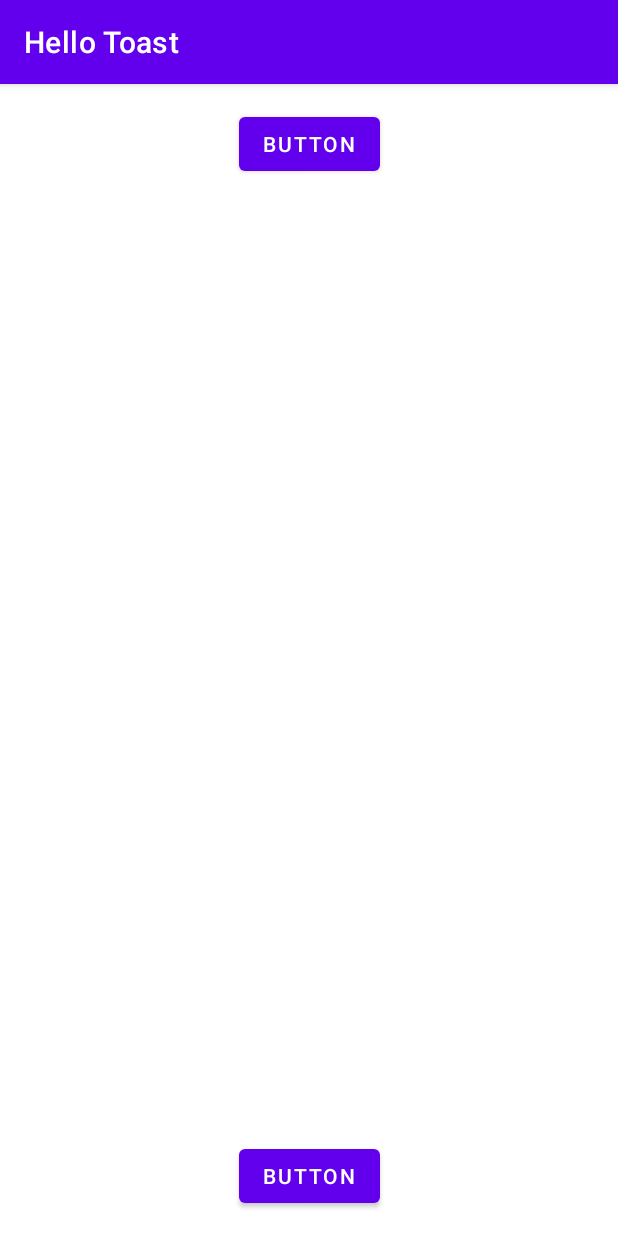
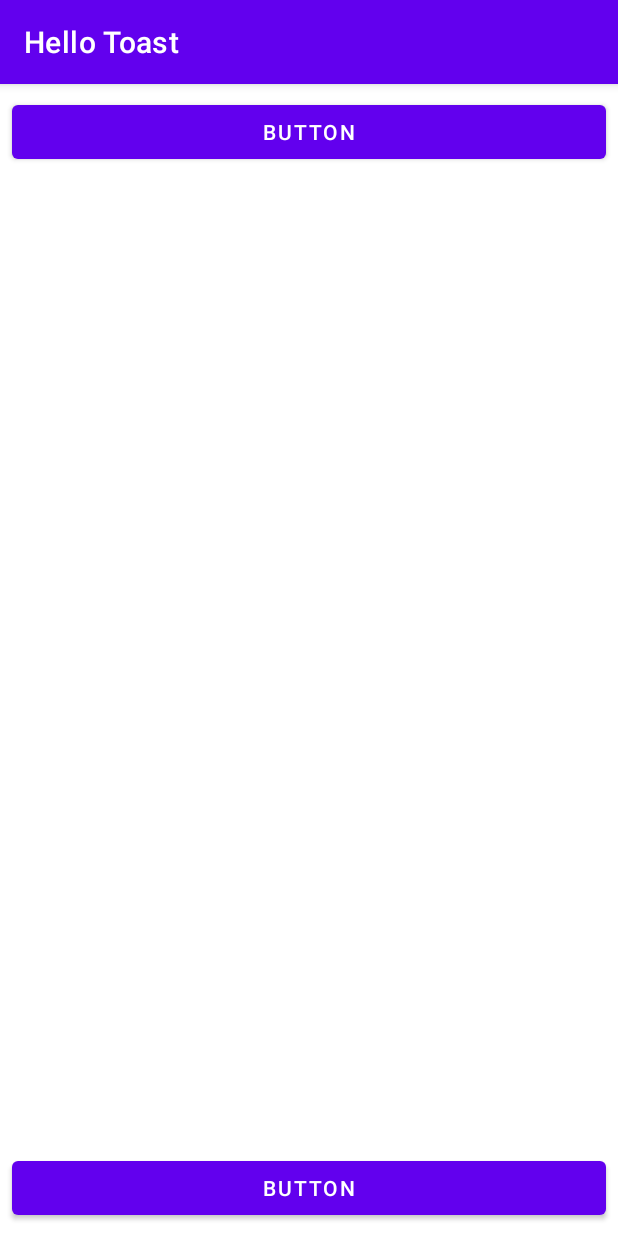
Before and after one commit to sabdika/First-interactive-UI, an Android app: the screen it shows after launch (MainActivity), on a phone screen of 412 x 824 dp. Run offline under Robolectric (Android 15) with nearby library versions, the phone set to English and light mode, and no system bars.

Commit message:
Changed the Size of Button.

```diff
--- a/app/src/main/res/layout/activity_main.xml
+++ b/app/src/main/res/layout/activity_main.xml
@@ -8,21 +8,27 @@
 
     <Button
         android:id="@+id/button"
-        android:layout_width="wrap_content"
+        android:layout_width="0dp"
         android:layout_height="wrap_content"
-        android:layout_marginTop="16dp"
+        android:layout_marginStart="8dp"
+        android:layout_marginTop="8dp"
+        android:layout_marginEnd="8dp"
         android:text="Button"
         app:layout_constraintEnd_toEndOf="parent"
+        app:layout_constraintHorizontal_bias="0.0"
         app:layout_constraintStart_toStartOf="parent"
         app:layout_constraintTop_toTopOf="parent" />
 
     <Button
         android:id="@+id/button2"
-        android:layout_width="wrap_content"
+        android:layout_width="0dp"
         android:layout_height="wrap_content"
-        android:layout_marginBottom="16dp"
+        android:layout_marginStart="8dp"
+        android:layout_marginEnd="8dp"
+        android:layout_marginBottom="8dp"
         android:text="Button"
         app:layout_constraintBottom_toBottomOf="parent"
         app:layout_constraintEnd_toEndOf="parent"
+        app:layout_constraintHorizontal_bias="1.0"
         app:layout_constraintStart_toStartOf="parent" />
 </androidx.constraintlayout.widget.ConstraintLayout>
```
Also changed, not shown: 2 other files.
